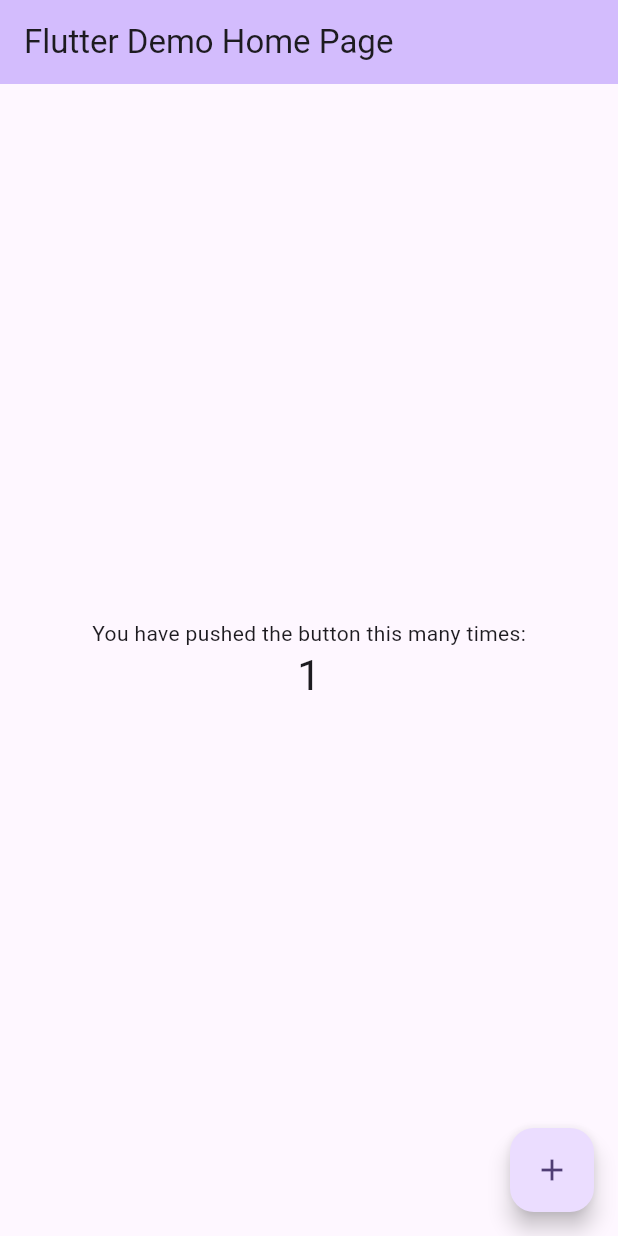
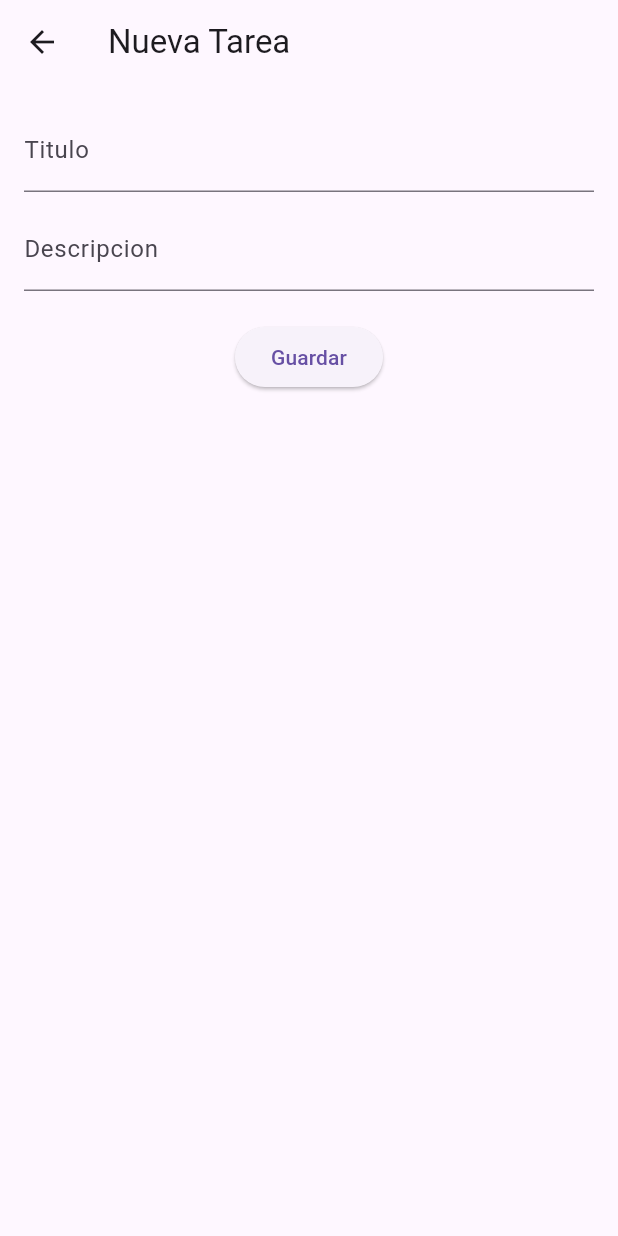
Before and after one commit to javierguevara123/supletorio, a Flutter app: the screen it shows after launch, after a tap on the "add" icon, on a phone screen of 412 x 824 dp. Run offline on Flutter 3.47's test engine with Material 3 defaults, Android fonts, the phone set to English and light mode, and no system bars.

Commit message:
2. Guevara

```diff
--- a/lib/main.dart
+++ b/lib/main.dart
@@ -1,4 +1,5 @@
 import 'package:flutter/material.dart';
+import 'package:supletorio/screens/pantalla_principal.dart';
 
 void main() {
   runApp(const MyApp());
@@ -7,116 +8,11 @@ void main() {
 class MyApp extends StatelessWidget {
   const MyApp({super.key});
 
-  // This widget is the root of your application.
   @override
   Widget build(BuildContext context) {
     return MaterialApp(
-      title: 'Flutter Demo',
-      theme: ThemeData(
-        // This is the theme of your application.
-        //
-        // TRY THIS: Try running your application with "flutter run". You'll see
-        // the application has a purple toolbar. Then, without quitting the app,
-        // try changing the seedColor in the colorScheme below to Colors.green
-        // and then invoke "hot reload" (save your changes or press the "hot
-        // reload" button in a Flutter-supported IDE, or press "r" if you used
-        // the command line to start the app).
-        //
-        // Notice that the counter didn't reset back to zero; the application
-        // state is not lost during the reload. To reset the state, use hot
-        // restart instead.
-        //
-        // This works for code too, not just values: Most code changes can be
-        // tested with just a hot reload.
-        colorScheme: .fromSeed(seedColor: Colors.deepPurple),
-      ),
-      home: const MyHomePage(title: 'Flutter Demo Home Page'),
+      debugShowCheckedModeBanner: false,
+      home: PantallaPrincipal(),
     );
   }
 }
-
-class MyHomePage extends StatefulWidget {
-  const MyHomePage({super.key, required this.title});
-
-  // This widget is the home page of your application. It is stateful, meaning
-  // that it has a State object (defined below) that contains fields that affect
-  // how it looks.
-
-  // This class is the configuration for the state. It holds the values (in this
-  // case the title) provided by the parent (in this case the App widget) and
-  // used by the build method of the State. Fields in a Widget subclass are
-  // always marked "final".
-
-  final String title;
-
-  @override
-  State<MyHomePage> createState() => _MyHomePageState();
-}
-
-class _MyHomePageState extends State<MyHomePage> {
-  int _counter = 0;
-
-  void _incrementCounter() {
-    setState(() {
-      // This call to setState tells the Flutter framework that something has
-      // changed in this State, which causes it to rerun the build method below
-      // so that the display can reflect the updated values. If we changed
-      // _counter without calling setState(), then the build method would not be
-      // called again, and so nothing would appear to happen.
-      _counter++;
-    });
-  }
-
-  @override
-  Widget build(BuildContext context) {
-    // This method is rerun every time setState is called, for instance as done
-    // by the _incrementCounter method above.
-    //
-    // The Flutter framework has been optimized to make rerunning build methods
-    // fast, so that you can just rebuild anything that needs updating rather
-    // than having to individually change instances of widgets.
-    return Scaffold(
-      appBar: AppBar(
-        // TRY THIS: Try changing the color here to a specific color (to
-        // Colors.amber, perhaps?) and trigger a hot reload to see the AppBar
-        // change color while the other colors stay the same.
-        backgroundColor: Theme.of(context).colorScheme.inversePrimary,
-        // Here we take the value from the MyHomePage object that was created by
-        // the App.build method, and use it to set our appbar title.
-        title: Text(widget.title),
-      ),
-      body: Center(
-        // Center is a layout widget. It takes a single child and positions it
-        // in the middle of the parent.
-        child: Column(
-          // Column is also a layout widget. It takes a list of children and
-          // arranges them vertically. By default, it sizes itself to fit its
-          // children horizontally, and tries to be as tall as its parent.
-          //
-          // Column has various properties to control how it sizes itself and
-          // how it positions its children. Here we use mainAxisAlignment to
-          // center the children vertically; the main axis here is the vertical
-          // axis because Columns are vertical (the cross axis would be
-          // horizontal).
-          //
-          // TRY THIS: Invoke "debug painting" (choose the "Toggle Debug Paint"
-          // action in the IDE, or press "p" in the console), to see the
-          // wireframe for each widget.
-          mainAxisAlignment: .center,
-          children: [
-            const Text('You have pushed the button this many times:'),
-            Text(
-              '$_counter',
-              style: Theme.of(context).textTheme.headlineMedium,
-            ),
-          ],
-        ),
-      ),
-      floatingActionButton: FloatingActionButton(
-        onPressed: _incrementCounter,
-        tooltip: 'Increment',
-        child: const Icon(Icons.add),
-      ),
-    );
-  }
-}
--- /dev/null
+++ b/lib/models/tarea.dart
@@ -0,0 +1,7 @@
+class Tarea {
+  final String id;
+  final String titulo;
+  final String descripcion;
+
+  Tarea({required this.id, required this.titulo, required this.descripcion});
+}
--- /dev/null
+++ b/lib/screens/pantalla_formulario.dart
@@ -0,0 +1,62 @@
+import 'package:flutter/material.dart';
+import 'package:supletorio/models/tarea.dart';
+
+class PantallaFormulario extends StatefulWidget {
+  final Tarea? tarea;
+  const PantallaFormulario({super.key, this.tarea});
+
+  @override
+  State<PantallaFormulario> createState() => _PantallaFormularioState();
+}
+
+class _PantallaFormularioState extends State<PantallaFormulario> {
+  final _tituloController = TextEditingController();
+  final _descripcionController = TextEditingController();
+
+  @override
+  void initState() {
+    super.initState();
+    if (widget.tarea != null) {
+      _tituloController.text = widget.tarea!.titulo;
+      _descripcionController.text = widget.tarea!.descripcion;
+    }
+  }
+
+  void _guardar() {
+    if (_tituloController.text.isEmpty) return;
+    final nuevaTarea = Tarea(
+      id: widget.tarea?.id ?? DateTime.now().toString(),
+      titulo: _tituloController.text,
+      descripcion: _descripcionController.text,
+    );
+
+    Navigator.pop(context, nuevaTarea);
+  }
+
+  @override
+  Widget build(BuildContext context) {
+    return Scaffold(
+      appBar: AppBar(
+        title: Text(widget.tarea == null ? 'Nueva Tarea' : 'Editar Tarea'),
+      ),
+      body: Padding(
+        padding: const EdgeInsets.all(16),
+        child: Column(
+          children: [
+            TextField(
+              controller: _tituloController,
+              decoration: const InputDecoration(labelText: 'Titulo'),
+            ),
+            const SizedBox(height: 10),
+            TextField(
+              controller: _descripcionController,
+              decoration: const InputDecoration(labelText: 'Descripcion'),
+            ),
+            const SizedBox(height: 20),
+            ElevatedButton(onPressed: _guardar, child: const Text('Guardar')),
+          ],
+        ),
+      ),
+    );
+  }
+}
--- /dev/null
+++ b/lib/screens/pantalla_principal.dart
@@ -0,0 +1,66 @@
+import 'package:flutter/material.dart';
+import 'package:supletorio/models/tarea.dart';
+import 'package:supletorio/screens/pantalla_formulario.dart';
+
+class PantallaPrincipal extends StatefulWidget {
+  const PantallaPrincipal({super.key});
+
+  @override
+  State<PantallaPrincipal> createState() => _PantallaPrincipalState();
+}
+
+class _PantallaPrincipalState extends State<PantallaPrincipal> {
+  List<Tarea> tareas = [];
+
+  void _navegarAlFormulario({Tarea? tareaExistente}) async {
+    final resultado = await Navigator.push(
+      context,
+      MaterialPageRoute(
+        builder: (context) => PantallaFormulario(tarea: tareaExistente),
+      ),
+    );
+
+    if (resultado != null && resultado is Tarea) {
+      setState(() {
+        if (tareaExistente != null) {
+          final index = tareas.indexWhere((t) => t.id == tareaExistente.id);
+          tareas[index] = resultado;
+        } else {
+          tareas.add(resultado);
+        }
+      });
+    }
+  }
+
+  @override
+  Widget build(BuildContext context) {
+    return Scaffold(
+      appBar: AppBar(title: const Text('Lista de Tareas')),
+      body: tareas.isEmpty
+          ? const Center(child: Text('Sin Tareas'))
+          : ListView.builder(
+              itemCount: tareas.length,
+              itemBuilder: (context, index) {
+                final item = tareas[index];
+                return ListTile(
+                  title: Text(item.titulo),
+                  subtitle: Text(item.descripcion),
+                  onTap: () => _navegarAlFormulario(tareaExistente: item),
+                  trailing: IconButton(
+                    icon: const Icon(Icons.delete),
+                    onPressed: () {
+                      setState(() {
+                        tareas.removeAt(index);
+                      });
+                    },
+                  ),
+                );
+              },
+            ),
+      floatingActionButton: FloatingActionButton(
+        child: const Icon(Icons.add),
+        onPressed: () => _navegarAlFormulario(),
+      ),
+    );
+  }
+}
--- a/pubspec.yaml
+++ b/pubspec.yaml
@@ -19,7 +19,7 @@ publish_to: 'none' # Remove this line if you wish to publish to pub.dev
 version: 1.0.0+1
 
 environment:
-  sdk: ^3.10.4
+  sdk: 3.9.2
 
 # Dependencies specify other packages that your package needs in order to work.
 # To automatically upgrade your package dependencies to the latest versions
```
Also changed, not shown: pubspec.lock.
